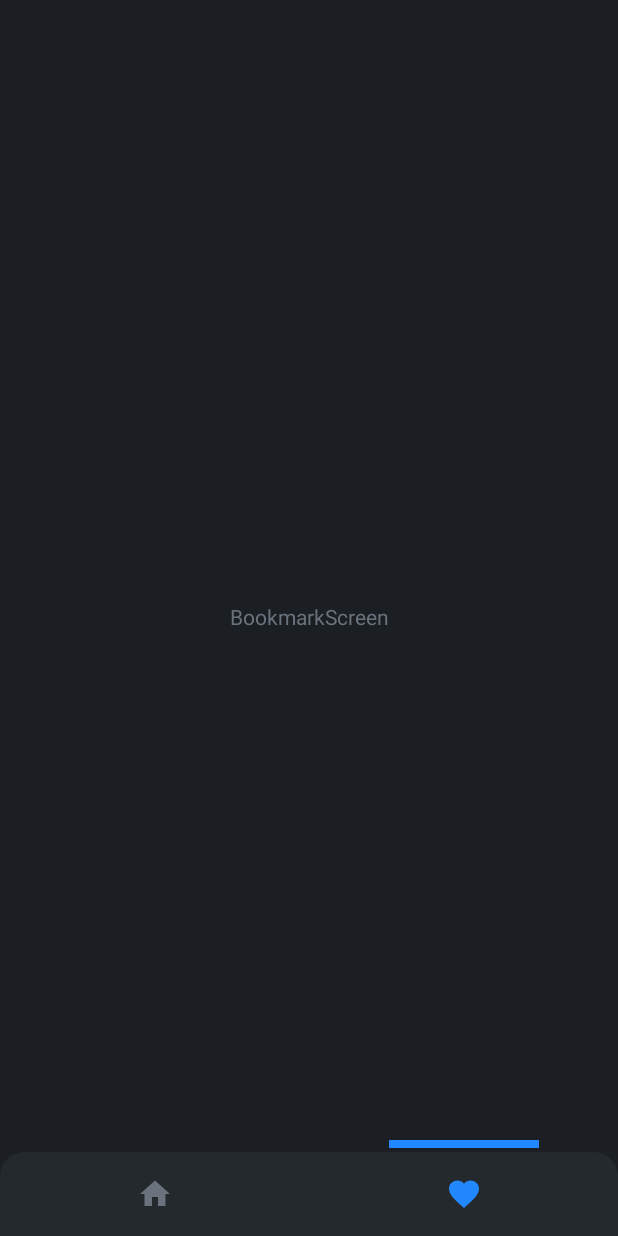
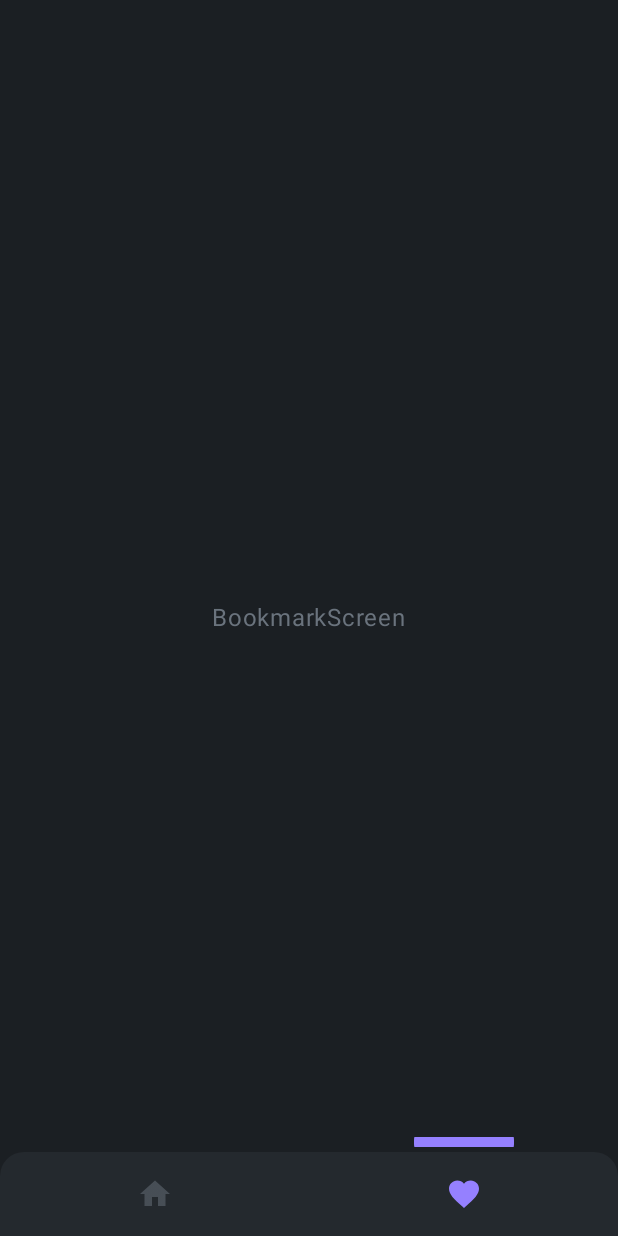
Before and after one commit to DanielJ06/tabnews-compose, an Android app built with Jetpack Compose: the screen it shows after launch (MainActivity), item 2 of the bottom bar chosen, on a phone screen of 412 x 824 dp. Run offline under Robolectric (Android 15) with nearby library versions, the phone set to English and light mode, and no system bars; our stand-ins replace accompanist.

Commit message:
💅 theming: refactoring TnTheme to support different color schemes

```diff
--- a/app/build.gradle
+++ b/app/build.gradle
@@ -4,12 +4,12 @@ plugins {
 }
 
 android {
-    compileSdk 32
+    compileSdk 33
 
     defaultConfig {
         applicationId "com.djr.tabnews"
         minSdk 21
-        targetSdk 32
+        targetSdk 33
         versionCode 1
         versionName "1.0"
 
@@ -55,6 +55,7 @@ dependencies {
     implementation 'androidx.activity:activity-compose:1.3.1'
 
     implementation "androidx.navigation:navigation-compose:2.5.3"
+    implementation "com.google.accompanist:accompanist-systemuicontroller:0.20.0"
 
     testImplementation 'junit:junit:4.13.2'
     androidTestImplementation 'androidx.test.ext:junit:1.1.3'
--- a/app/src/main/java/com/djr/tabnews/MainActivity.kt
+++ b/app/src/main/java/com/djr/tabnews/MainActivity.kt
@@ -8,13 +8,21 @@ import androidx.navigation.compose.rememberNavController
 import com.djr.tabnews.core.navigation.AppNavigation
 import com.djr.tabnews.core.navigation.TnNavHost
 import com.djr.tabnews.core.uikit.components.tn_bottom_bar.TnBottomBar
+import com.djr.tabnews.core.uikit.theme.TabNewsTheme
+import com.google.accompanist.systemuicontroller.rememberSystemUiController
 
 class MainActivity : ComponentActivity() {
     override fun onCreate(savedInstanceState: Bundle?) {
         super.onCreate(savedInstanceState)
         setContent {
+            TabNewsTheme {
                 val navController = rememberNavController()
+                val systemUi = rememberSystemUiController()
                 val appNavigation = AppNavigation(navController)
+
+                systemUi.setSystemBarsColor(
+                    TabNewsTheme.colors.primaryBg
+                )
 
                 Scaffold(
                     bottomBar = {
@@ -30,3 +38,4 @@ class MainActivity : ComponentActivity() {
             }
         }
     }
+}
--- a/app/src/main/java/com/djr/tabnews/core/uikit/components/tn_bottom_bar/TnBottomBar.kt
+++ b/app/src/main/java/com/djr/tabnews/core/uikit/components/tn_bottom_bar/TnBottomBar.kt
@@ -36,8 +36,8 @@ fun TnBottomBar(
 
     Column {
         FloatingIndicatorPill(
-            indicatorColor = TabNewsTheme.colors.highlight,
-            pillSize = Size(width = 150f, height = 8.dp.value),
+            indicatorColor = TabNewsTheme.colors.accentPrimary,
+            pillSize = Size(width = 100f, height = 10.dp.value),
             axisXCoordinates = iconCoordinates.value
         )
         BottomNavigation(
@@ -55,9 +55,9 @@ fun TnBottomBar(
                 val isSelected = currentDestination.isTopLevelDestinationInHierarchy(screen)
 
                 val iconTint = if (isSelected) {
-                    TabNewsTheme.colors.highlight
+                    TabNewsTheme.colors.accentPrimary
                 } else {
-                    TabNewsTheme.colors.textNeutral
+                    TabNewsTheme.colors.textNeutral.copy(alpha = 0.5f)
                 }
 
                 BottomNavItem(
--- a/app/src/main/java/com/djr/tabnews/core/uikit/theme/TabNewsTheme.kt
+++ b/app/src/main/java/com/djr/tabnews/core/uikit/theme/TabNewsTheme.kt
@@ -6,10 +6,9 @@ import androidx.compose.runtime.Composable
 import androidx.compose.runtime.CompositionLocalProvider
 import androidx.compose.runtime.ReadOnlyComposable
 import androidx.compose.runtime.compositionLocalOf
-import com.djr.tabnews.core.uikit.theme.tokens.TabNewsColors
-import com.djr.tabnews.core.uikit.theme.tokens.TabNewsSpacing
+import com.djr.tabnews.core.uikit.theme.tokens.*
 
-val LocalColors = compositionLocalOf { TabNewsColors() }
+val LocalColors = compositionLocalOf { PURPLE_THEME }
 val LocalSpacing = compositionLocalOf { TabNewsSpacing() }
 
 @Composable
@@ -17,8 +16,21 @@ fun TabNewsTheme(
     darkTheme: Boolean = isSystemInDarkTheme(),
     appContent: @Composable () -> Unit
 ) {
+    val randomScheme = HighlightSchemes
+        .values()
+        .asList()
+        .shuffled()
+        .first()
+
+    val selectedTheme = when(randomScheme) {
+        HighlightSchemes.PURPLE_SCHEME -> PURPLE_THEME
+        HighlightSchemes.CYAN_SCHEME -> CYAN_THEME
+        HighlightSchemes.PINK_SCHEME -> PINK_THEME
+        HighlightSchemes.YELLOW_SCHEME -> YELLOW_THEME
+    }
+
     CompositionLocalProvider(
-        LocalColors provides TabNewsColors(),
+        LocalColors provides selectedTheme,
         LocalSpacing provides TabNewsSpacing()
     ) {
         MaterialTheme(
--- a/app/src/main/java/com/djr/tabnews/core/uikit/theme/tokens/TabNewsColors.kt
+++ b/app/src/main/java/com/djr/tabnews/core/uikit/theme/tokens/TabNewsColors.kt
@@ -5,7 +5,10 @@ import androidx.compose.ui.graphics.Color
 data class TabNewsColors(
     val primaryBg: Color = Color(0xFF1B1F23),
     val secondaryBg: Color = Color(0xFF24292E),
-    val highlight: Color = Color(0xFF2188FF),
+
+    val accentPrimary: Color,
+    val accentSecondary: Color,
+    val accentFade: List<Color> = listOf(accentPrimary, accentSecondary),
 
     val borderDark: Color = Color(0xFF444D56),
     val borderNeutral: Color = Color(0xFFD1D5DA),
@@ -19,3 +22,22 @@ data class TabNewsColors(
     val tabMoney: Color = Color(0xFF0366D6),
     val tabCash: Color = Color(0xFF34D058),
 )
+
+private val CYAN = Color(0xFF80FFEA)
+private val GREEN = Color(0xFF8AFF80)
+private val PINK = Color(0xFFFF80BF)
+private val PURPLE = Color(0xFF9580FF)
+private val YELLOW = Color(0xFFFFFF80)
+
+val PURPLE_THEME = TabNewsColors(accentPrimary = PURPLE, accentSecondary = CYAN)
+val YELLOW_THEME = TabNewsColors(accentPrimary = YELLOW, accentSecondary = PINK)
+val CYAN_THEME = TabNewsColors(accentPrimary = CYAN, accentSecondary = GREEN)
+val PINK_THEME = TabNewsColors(accentPrimary = PINK, accentSecondary = PURPLE)
+
+
+enum class HighlightSchemes {
+    PURPLE_SCHEME,
+    YELLOW_SCHEME,
+    CYAN_SCHEME,
+    PINK_SCHEME
+}
```
Lines whose indentation alone changed are shown as unchanged.
